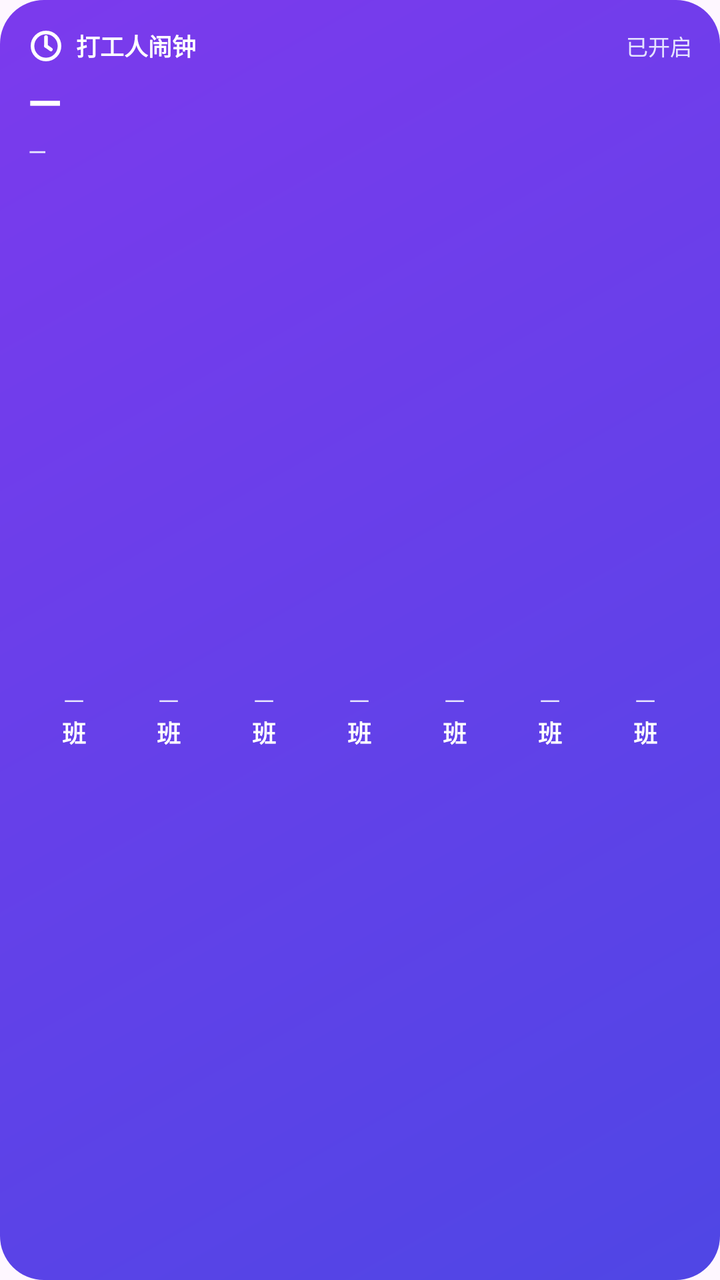
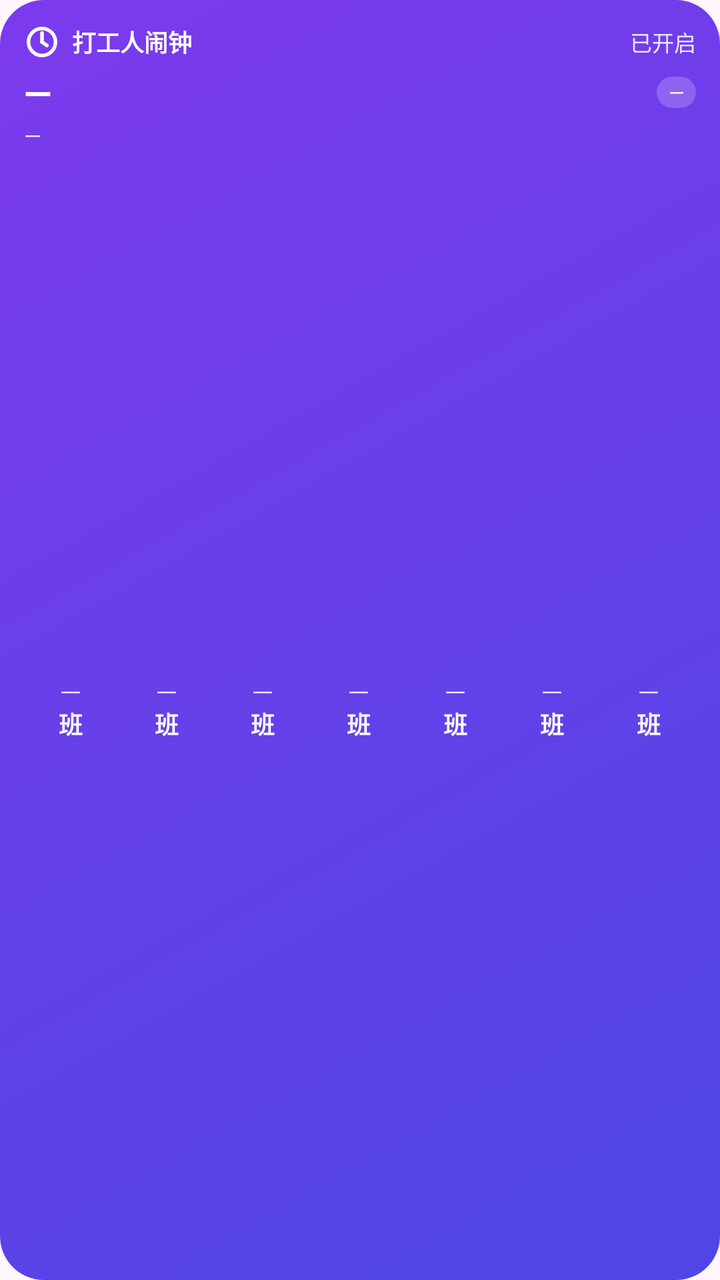

An Android layout rendered at two revisions. The XML below is the earlier revision; the diff shows what the commit changed to produce the second picture.
<!-- AndroidManifest.xml: application theme Theme.DaxiaoWeekAlarm -->
<!-- res/layout/widget_next_alarm.xml -->
<?xml version="1.0" encoding="utf-8"?>
<LinearLayout xmlns:android="http://schemas.android.com/apk/res/android"
    android:id="@+id/widget_root"
    android:layout_width="match_parent"
    android:layout_height="match_parent"
    android:background="@drawable/bg_hero"
    android:orientation="vertical"
    android:padding="14dp">

    <LinearLayout
        android:layout_width="match_parent"
        android:layout_height="wrap_content"
        android:gravity="center_vertical"
        android:orientation="horizontal">

        <ImageView
            android:layout_width="18dp"
            android:layout_height="18dp"
            android:importantForAccessibility="no"
            android:src="@drawable/ic_notification" />

        <TextView
            android:layout_width="wrap_content"
            android:layout_height="wrap_content"
            android:layout_marginStart="6dp"
            android:text="打工人闹钟"
            android:textColor="#FFFFFF"
            android:textSize="12sp"
            android:textStyle="bold" />

        <TextView
            android:id="@+id/widget_status"
            android:layout_width="0dp"
            android:layout_height="wrap_content"
            android:layout_weight="1"
            android:gravity="end"
            android:text="已开启"
            android:textColor="#E6E4FF"
            android:textSize="11sp" />
    </LinearLayout>

    <TextView
        android:id="@+id/widget_title"
        android:layout_width="match_parent"
        android:layout_height="wrap_content"
        android:layout_marginTop="4dp"
        android:ellipsize="end"
        android:maxLines="1"
        android:text="—"
        android:textColor="#FFFFFF"
        android:textSize="22sp"
        android:textStyle="bold" />

    <TextView
        android:id="@+id/widget_sub"
        android:layout_width="match_parent"
        android:layout_height="wrap_content"
        android:layout_marginTop="2dp"
        android:ellipsize="end"
        android:maxLines="1"
        android:text="—"
        android:textColor="#E6E4FF"
        android:textSize="12sp" />

    
    <LinearLayout
        android:layout_width="match_parent"
        android:layout_height="0dp"
        android:layout_marginTop="8dp"
        android:layout_weight="1"
        android:orientation="horizontal">

        <FrameLayout
            android:layout_width="0dp"
            android:layout_height="match_parent"
            android:layout_marginEnd="1dp"
            android:layout_weight="1">

            <FrameLayout
                android:id="@+id/hl_0"
                android:layout_width="match_parent"
                android:layout_height="match_parent"
                android:layout_marginTop="2dp"
                android:layout_marginBottom="2dp"
                android:background="@drawable/bg_widget_today"
                android:visibility="gone" />

            <LinearLayout
                android:layout_width="match_parent"
                android:layout_height="match_parent"
                android:gravity="center"
                android:orientation="vertical">

                <TextView
                    android:id="@+id/day_0"
                    android:layout_width="wrap_content"
                    android:layout_height="wrap_content"
                    android:text="一"
                    android:textColor="#E6E4FF"
                    android:textSize="10sp" />

                <TextView
                    android:id="@+id/label_0"
                    android:layout_width="wrap_content"
                    android:layout_height="wrap_content"
                    android:text="班"
                    android:textColor="#FFFFFF"
                    android:textSize="12sp"
                    android:textStyle="bold" />
            </LinearLayout>
        </FrameLayout>

        <FrameLayout
            android:layout_width="0dp"
            android:layout_height="match_parent"
            android:layout_marginEnd="1dp"
            android:layout_weight="1">

            <FrameLayout
                android:id="@+id/hl_1"
                android:layout_width="match_parent"
                android:layout_height="match_parent"
                android:layout_marginTop="2dp"
                android:layout_marginBottom="2dp"
                android:background="@drawable/bg_widget_today"
                android:visibility="gone" />

            <LinearLayout
                android:layout_width="match_parent"
                android:layout_height="match_parent"
                android:gravity="center"
                android:orientation="vertical">

                <TextView
                    android:id="@+id/day_1"
                    android:layout_width="wrap_content"
                    android:layout_height="wrap_content"
                    android:text="一"
                    android:textColor="#E6E4FF"
                    android:textSize="10sp" />

                <TextView
                    android:id="@+id/label_1"
                    android:layout_width="wrap_content"
                    android:layout_height="wrap_content"
                    android:text="班"
                    android:textColor="#FFFFFF"
                    android:textSize="12sp"
                    android:textStyle="bold" />
            </LinearLayout>
        </FrameLayout>

        <FrameLayout
            android:layout_width="0dp"
            android:layout_height="match_parent"
            android:layout_marginEnd="1dp"
            android:layout_weight="1">

            <FrameLayout
                android:id="@+id/hl_2"
                android:layout_width="match_parent"
                android:layout_height="match_parent"
                android:layout_marginTop="2dp"
                android:layout_marginBottom="2dp"
                android:background="@drawable/bg_widget_today"
                android:visibility="gone" />

            <LinearLayout
                android:layout_width="match_parent"
                android:layout_height="match_parent"
                android:gravity="center"
                android:orientation="vertical">

                <TextView
                    android:id="@+id/day_2"
                    android:layout_width="wrap_content"
                    android:layout_height="wrap_content"
                    android:text="一"
                    android:textColor="#E6E4FF"
                    android:textSize="10sp" />

                <TextView
                    android:id="@+id/label_2"
                    android:layout_width="wrap_content"
                    android:layout_height="wrap_content"
                    android:text="班"
                    android:textColor="#FFFFFF"
                    android:textSize="12sp"
                    android:textStyle="bold" />
            </LinearLayout>
        </FrameLayout>

        <FrameLayout
            android:layout_width="0dp"
            android:layout_height="match_parent"
            android:layout_marginEnd="1dp"
            android:layout_weight="1">

            <FrameLayout
                android:id="@+id/hl_3"
                android:layout_width="match_parent"
                android:layout_height="match_parent"
                android:layout_marginTop="2dp"
                android:layout_marginBottom="2dp"
                android:background="@drawable/bg_widget_today"
                android:visibility="gone" />

            <LinearLayout
                android:layout_width="match_parent"
                android:layout_height="match_parent"
                android:gravity="center"
                android:orientation="vertical">

                <TextView
                    android:id="@+id/day_3"
                    android:layout_width="wrap_content"
                    android:layout_height="wrap_content"
                    android:text="一"
                    android:textColor="#E6E4FF"
                    android:textSize="10sp" />

                <TextView
                    android:id="@+id/label_3"
                    android:layout_width="wrap_content"
                    android:layout_height="wrap_content"
                    android:text="班"
                    android:textColor="#FFFFFF"
                    android:textSize="12sp"
                    android:textStyle="bold" />
            </LinearLayout>
        </FrameLayout>

        <FrameLayout
            android:layout_width="0dp"
            android:layout_height="match_parent"
            android:layout_marginEnd="1dp"
            android:layout_weight="1">

            <FrameLayout
                android:id="@+id/hl_4"
                android:layout_width="match_parent"
                android:layout_height="match_parent"
                android:layout_marginTop="2dp"
                android:layout_marginBottom="2dp"
                android:background="@drawable/bg_widget_today"
                android:visibility="gone" />

            <LinearLayout
                android:layout_width="match_parent"
                android:layout_height="match_parent"
                android:gravity="center"
                android:orientation="vertical">

                <TextView
                    android:id="@+id/day_4"
                    android:layout_width="wrap_content"
                    android:layout_height="wrap_content"
                    android:text="一"
                    android:textColor="#E6E4FF"
                    android:textSize="10sp" />

                <TextView
                    android:id="@+id/label_4"
                    android:layout_width="wrap_content"
                    android:layout_height="wrap_content"
                    android:text="班"
                    android:textColor="#FFFFFF"
                    android:textSize="12sp"
                    android:textStyle="bold" />
            </LinearLayout>
        </FrameLayout>

        <FrameLayout
            android:layout_width="0dp"
            android:layout_height="match_parent"
            android:layout_marginEnd="1dp"
            android:layout_weight="1">

            <FrameLayout
                android:id="@+id/hl_5"
                android:layout_width="match_parent"
                android:layout_height="match_parent"
                android:layout_marginTop="2dp"
                android:layout_marginBottom="2dp"
                android:background="@drawable/bg_widget_today"
                android:visibility="gone" />

            <LinearLayout
                android:layout_width="match_parent"
                android:layout_height="match_parent"
                android:gravity="center"
                android:orientation="vertical">

                <TextView
                    android:id="@+id/day_5"
                    android:layout_width="wrap_content"
                    android:layout_height="wrap_content"
                    android:text="一"
                    android:textColor="#E6E4FF"
                    android:textSize="10sp" />

                <TextView
                    android:id="@+id/label_5"
                    android:layout_width="wrap_content"
                    android:layout_height="wrap_content"
                    android:text="班"
                    android:textColor="#FFFFFF"
                    android:textSize="12sp"
                    android:textStyle="bold" />
            </LinearLayout>
        </FrameLayout>

        <FrameLayout
            android:layout_width="0dp"
            android:layout_height="match_parent"
            android:layout_weight="1">

            <FrameLayout
                android:id="@+id/hl_6"
                android:layout_width="match_parent"
                android:layout_height="match_parent"
                android:layout_marginTop="2dp"
                android:layout_marginBottom="2dp"
                android:background="@drawable/bg_widget_today"
                android:visibility="gone" />

            <LinearLayout
                android:layout_width="match_parent"
                android:layout_height="match_parent"
                android:gravity="center"
                android:orientation="vertical">

                <TextView
                    android:id="@+id/day_6"
                    android:layout_width="wrap_content"
                    android:layout_height="wrap_content"
                    android:text="一"
                    android:textColor="#E6E4FF"
                    android:textSize="10sp" />

                <TextView
                    android:id="@+id/label_6"
                    android:layout_width="wrap_content"
                    android:layout_height="wrap_content"
                    android:text="班"
                    android:textColor="#FFFFFF"
                    android:textSize="12sp"
                    android:textStyle="bold" />
            </LinearLayout>
        </FrameLayout>
    </LinearLayout>
</LinearLayout>
<!-- resources referenced by this layout -->
<resources>
  <!-- drawable bg_hero (drawable) -->
  <?xml version="1.0" encoding="utf-8"?>
  <shape xmlns:android="http://schemas.android.com/apk/res/android"
      android:shape="rectangle">
      <gradient
          android:angle="135"
          android:startColor="@color/hero_start"
          android:endColor="@color/hero_end" />
      <corners android:radius="22dp" />
  </shape>
  <!-- drawable bg_widget_today (drawable) -->
  <?xml version="1.0" encoding="utf-8"?>
  <shape xmlns:android="http://schemas.android.com/apk/res/android"
      android:shape="rectangle">
      <solid android:color="#33FFFFFF" />
      <corners android:radius="8dp" />
  </shape>
  <!-- drawable ic_notification (drawable) -->
  <?xml version="1.0" encoding="utf-8"?>
  <vector xmlns:android="http://schemas.android.com/apk/res/android"
      android:width="24dp"
      android:height="24dp"
      android:viewportWidth="24"
      android:viewportHeight="24">
      
      <path
          android:fillColor="#00000000"
          android:pathData="M12,12 m-9,0 a9,9 0 1,0 18,0 a9,9 0 1,0 -18,0"
          android:strokeColor="#FFFFFF"
          android:strokeWidth="2.4" />
      
      <path
          android:fillColor="#00000000"
          android:pathData="M12,12 L12,6"
          android:strokeColor="#FFFFFF"
          android:strokeLineCap="round"
          android:strokeWidth="2.4" />
      
      <path
          android:fillColor="#00000000"
          android:pathData="M12,12 L15.26,14.32"
          android:strokeColor="#FFFFFF"
          android:strokeLineCap="round"
          android:strokeWidth="2.4" />
  </vector>
  <style name="Theme.DaxiaoWeekAlarm" parent="Theme.Material3.DayNight.NoActionBar">
          <item name="colorPrimary">@color/indigo</item>
          <item name="colorPrimaryVariant">@color/indigo_dark</item>
          <item name="colorOnPrimary">@color/white</item>
          <item name="android:statusBarColor">@color/bg</item>
          <item name="android:windowLightStatusBar">true</item>
      </style>
  <color name="hero_start">#4F46E5</color>
  <color name="hero_end">#7C3AED</color>
  <color name="indigo">#4F46E5</color>
  <color name="indigo_dark">#4338CA</color>
  <color name="white">#FFFFFFFF</color>
  <color name="bg">#F4F5FB</color>
</resources>

<!-- the commit's change to res/layout/widget_next_alarm.xml (unified diff, before → after) -->
@@ -5,7 +5,7 @@
     android:layout_height="match_parent"
     android:background="@drawable/bg_hero"
     android:orientation="vertical"
-    android:padding="14dp">
+    android:padding="12dp">
 
     <LinearLayout
         android:layout_width="match_parent"
@@ -39,18 +39,43 @@
             android:textSize="11sp" />
     </LinearLayout>
 
-    <TextView
-        android:id="@+id/widget_title"
+    
+    <LinearLayout
         android:layout_width="match_parent"
         android:layout_height="wrap_content"
         android:layout_marginTop="4dp"
-        android:ellipsize="end"
-        android:maxLines="1"
-        android:text="—"
-        android:textColor="#FFFFFF"
-        android:textSize="22sp"
-        android:textStyle="bold" />
-
+        android:gravity="center_vertical"
+        android:orientation="horizontal">
+
+        <TextView
+            android:id="@+id/widget_hero"
+            android:layout_width="0dp"
+            android:layout_height="wrap_content"
+            android:layout_weight="1"
+            android:ellipsize="end"
+            android:maxLines="1"
+            android:text="—"
+            android:textColor="#FFFFFF"
+            android:textSize="18sp"
+            android:textStyle="bold" />
+
+        <TextView
+            android:id="@+id/widget_chip"
+            android:layout_width="wrap_content"
+            android:layout_height="wrap_content"
+            android:layout_marginStart="6dp"
+            android:background="@drawable/bg_chip_white"
+            android:maxLines="1"
+            android:paddingStart="6dp"
+            android:paddingTop="1dp"
+            android:paddingEnd="6dp"
+            android:paddingBottom="1dp"
+            android:text="—"
+            android:textColor="@color/white"
+            android:textSize="10sp" />
+    </LinearLayout>
+
+    
     <TextView
         android:id="@+id/widget_sub"
         android:layout_width="match_parent"
@@ -60,13 +85,13 @@
         android:maxLines="1"
         android:text="—"
         android:textColor="#E6E4FF"
-        android:textSize="12sp" />
+        android:textSize="11sp" />
 
     
     <LinearLayout
         android:layout_width="match_parent"
         android:layout_height="0dp"
-        android:layout_marginTop="8dp"
+        android:layout_marginTop="6dp"
         android:layout_weight="1"
         android:orientation="horizontal">
 
<!-- resource entries referenced after the edit -->
@@ -57,6 +57,13 @@
   <color name="indigo">#4F46E5</color>
   <color name="indigo_dark">#4338CA</color>
   <color name="white">#FFFFFFFF</color>
+  <!-- drawable bg_chip_white (drawable) -->
+  <?xml version="1.0" encoding="utf-8"?>
+  <shape xmlns:android="http://schemas.android.com/apk/res/android"
+      android:shape="rectangle">
+      <solid android:color="#33FFFFFF" />
+      <corners android:radius="999dp" />
+  </shape>
   <color name="bg">#F4F5FB</color>
 </resources>
 
